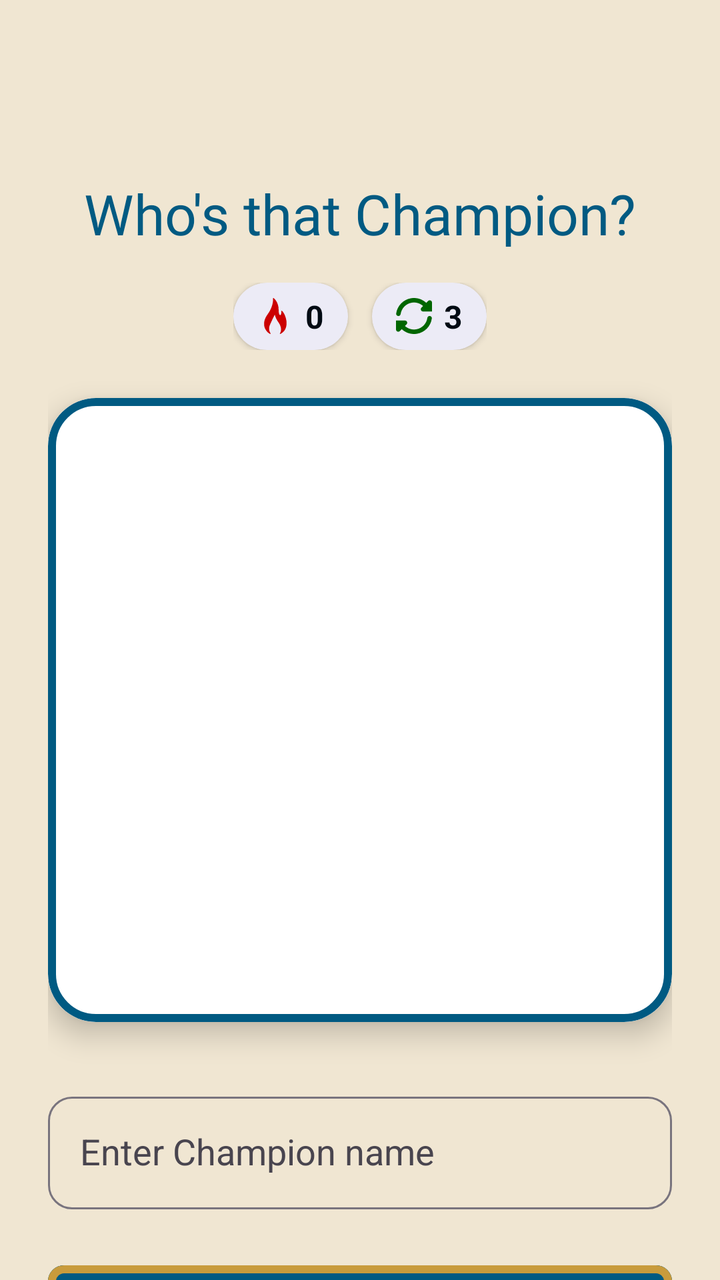
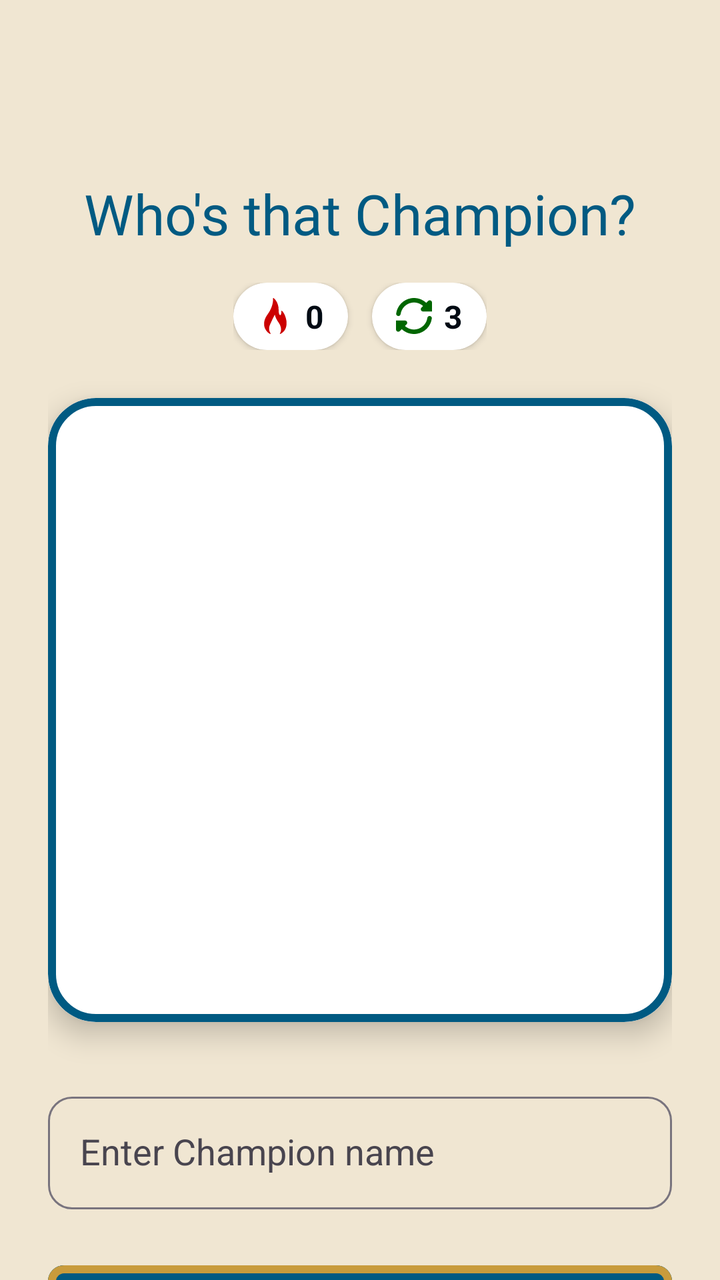

The first picture is an Android layout as it rendered before a commit; the second is the same layout after the commit. The layout source and the unified diff follow.
<!-- AndroidManifest.xml: application theme Theme.WhosThat -->
<!-- res/layout/activity_leagueoflegends.xml -->
<?xml version="1.0" encoding="utf-8"?>
<androidx.coordinatorlayout.widget.CoordinatorLayout xmlns:android="http://schemas.android.com/apk/res/android"
    xmlns:app="http://schemas.android.com/apk/res-auto"
    xmlns:tools="http://schemas.android.com/tools"
    android:layout_width="match_parent"
    android:layout_height="match_parent"
    tools:context=".league.LeagueOfLegendsPage">

    <com.google.android.material.appbar.AppBarLayout
        android:layout_width="match_parent"
        android:layout_height="wrap_content"
        app:elevation="0dp"
        android:background="@android:color/transparent">

        <androidx.appcompat.widget.Toolbar
            android:id="@+id/toolbar"
            android:layout_width="match_parent"
            android:layout_height="?attr/actionBarSize"
            app:titleTextColor="@color/blue"
            app:popupTheme="@style/Theme.WhosThat.PopupOverlay" />

    </com.google.android.material.appbar.AppBarLayout>

    <FrameLayout
        android:layout_width="match_parent"
        android:layout_height="match_parent"
        app:layout_behavior="@string/appbar_scrolling_view_behavior">

        <ProgressBar
            android:id="@+id/loading_indicator"
            android:layout_width="wrap_content"
            android:layout_height="wrap_content"
            android:layout_gravity="center" />

        <androidx.core.widget.NestedScrollView
            android:id="@+id/content_container"
            android:layout_width="match_parent"
            android:layout_height="match_parent"
            android:fillViewport="true">

            <androidx.constraintlayout.widget.ConstraintLayout
                android:layout_width="match_parent"
                android:layout_height="wrap_content"
                android:padding="24dp">

                <TextView
                    android:id="@+id/title_champion"
                    android:layout_width="wrap_content"
                    android:layout_height="wrap_content"
                    android:text="@string/whos_that_champion"
                    android:textSize="28sp"
                    android:fontFamily="@font/premier_league"
                    android:textColor="@color/blue"
                    app:layout_constraintTop_toTopOf="parent"
                    app:layout_constraintStart_toStartOf="parent"
                    app:layout_constraintEnd_toEndOf="parent" />

                <LinearLayout
                    android:id="@+id/stats_container"
                    android:layout_width="wrap_content"
                    android:layout_height="wrap_content"
                    android:orientation="horizontal"
                    android:layout_marginTop="16dp"
                    app:layout_constraintTop_toBottomOf="@id/title_champion"
                    app:layout_constraintStart_toStartOf="parent"
                    app:layout_constraintEnd_toEndOf="parent">

                    <com.google.android.material.card.MaterialCardView
                        android:layout_width="wrap_content"
                        android:layout_height="wrap_content"
                        android:layout_marginEnd="12dp"
                        app:cardCornerRadius="20dp"
                        app:cardElevation="2dp"
                        app:strokeWidth="0dp">

                        <LinearLayout
                            android:layout_width="wrap_content"
                            android:layout_height="wrap_content"
                            android:orientation="horizontal"
                            android:gravity="center_vertical"
                            android:paddingHorizontal="12dp"
                            android:paddingVertical="6dp">

                            <ImageView
                                android:layout_width="18dp"
                                android:layout_height="18dp"
                                android:layout_marginEnd="6dp"
                                app:srcCompat="@drawable/streak_flame" />

                            <TextView
                                android:id="@+id/streak_counter"
                                android:layout_width="wrap_content"
                                android:layout_height="wrap_content"
                                android:text="@string/zero"
                                android:textSize="16sp"
                                android:textStyle="bold"
                                android:textColor="@color/black" />
                        </LinearLayout>
                    </com.google.android.material.card.MaterialCardView>

                    <com.google.android.material.card.MaterialCardView
                        android:layout_width="wrap_content"
                        android:layout_height="wrap_content"
                        app:cardCornerRadius="20dp"
                        app:cardElevation="2dp"
                        app:strokeWidth="0dp">

                        <LinearLayout
                            android:layout_width="wrap_content"
                            android:layout_height="wrap_content"
                            android:orientation="horizontal"
                            android:gravity="center_vertical"
                            android:paddingHorizontal="12dp"
                            android:paddingVertical="6dp">

                            <ImageView
                                android:layout_width="18dp"
                                android:layout_height="18dp"
                                android:layout_marginEnd="6dp"
                                app:srcCompat="@drawable/retry_icon" />

                            <TextView
                                android:id="@+id/attempts_left"
                                android:layout_width="wrap_content"
                                android:layout_height="wrap_content"
                                android:text="@string/three"
                                android:textSize="16sp"
                                android:textStyle="bold"
                                android:textColor="@color/black" />
                        </LinearLayout>
                    </com.google.android.material.card.MaterialCardView>
                </LinearLayout>

                <com.google.android.material.card.MaterialCardView
                    android:id="@+id/image_card"
                    android:layout_width="0dp"
                    android:layout_height="0dp"
                    android:layout_marginTop="24dp"
                    app:cardCornerRadius="24dp"
                    app:cardElevation="8dp"
                    app:strokeWidth="4dp"
                    app:strokeColor="@color/blue"
                    app:layout_constraintTop_toBottomOf="@id/stats_container"
                    app:layout_constraintStart_toStartOf="parent"
                    app:layout_constraintEnd_toEndOf="parent"
                    app:layout_constraintDimensionRatio="1:1"
                    app:layout_constraintWidth_max="320dp">

                    <ImageView
                        android:id="@+id/image_champion"
                        android:layout_width="match_parent"
                        android:layout_height="match_parent"
                        android:scaleType="centerCrop"
                        android:background="@color/white" />
                </com.google.android.material.card.MaterialCardView>

                <com.google.android.material.textfield.TextInputLayout
                    android:id="@+id/input_layout_champion"
                    android:layout_width="0dp"
                    android:layout_height="wrap_content"
                    android:layout_marginTop="32dp"
                    android:hint="@string/enter_champion_name"
                    app:boxCornerRadiusTopStart="12dp"
                    app:boxCornerRadiusTopEnd="12dp"
                    app:boxCornerRadiusBottomStart="12dp"
                    app:boxCornerRadiusBottomEnd="12dp"
                    app:layout_constraintTop_toBottomOf="@id/image_card"
                    app:layout_constraintStart_toStartOf="parent"
                    app:layout_constraintEnd_toEndOf="parent"
                    app:layout_constraintWidth_max="400dp">

                    <AutoCompleteTextView
                        android:id="@+id/input_champion"
                        android:layout_width="match_parent"
                        android:layout_height="wrap_content"
                        android:inputType="text"
                        android:maxLines="1"
                        android:padding="16dp" />
                </com.google.android.material.textfield.TextInputLayout>

                <Button
                    android:id="@+id/button_confirm_champion"
                    android:layout_width="0dp"
                    android:layout_height="wrap_content"
                    android:text="@string/confirm"
                    android:layout_marginTop="24dp"
                    android:padding="12dp"
                    android:fontFamily="@font/premier_league"
                    android:backgroundTint="@color/blue"
                    android:textColor="@color/beige"
                    app:layout_constraintTop_toBottomOf="@id/input_layout_champion"
                    app:layout_constraintStart_toStartOf="@id/input_layout_champion"
                    app:layout_constraintEnd_toEndOf="@id/input_layout_champion" />

            </androidx.constraintlayout.widget.ConstraintLayout>
        </androidx.core.widget.NestedScrollView>
    </FrameLayout>
</androidx.coordinatorlayout.widget.CoordinatorLayout>
<!-- resources referenced by this layout -->
<resources>
  <color name="beige">#FFF0E6D2</color>
  <color name="black">#FF010A13</color>
  <color name="blue">#FF005A82</color>
  <color name="white">#FFFFFFFF</color>
  <!-- drawable streak_flame (drawable) -->
  <?xml version="1.0" encoding="utf-8"?>
  <vector xmlns:android="http://schemas.android.com/apk/res/android"
      android:width="24dp"
      android:height="24dp"
      android:viewportWidth="611.999"
      android:viewportHeight="611.999">
      <path
          android:fillColor="#CC0000"
          android:pathData="M216.02,611.195c5.978,3.178 12.284,-3.704 8.624,-9.4c-19.866,-30.919 -38.678,-82.947 -8.706,-149.952c49.982,-111.737 80.396,-169.609 80.396,-169.609s16.177,67.536 60.029,127.585c42.205,57.793 65.306,130.478 28.064,191.029c-3.495,5.683 2.668,12.388 8.607,9.349c46.1,-23.582 97.806,-70.885 103.64,-165.017c2.151,-28.764 -1.075,-69.034 -17.206,-119.851c-20.741,-64.406 -46.239,-94.459 -60.992,-107.365c-4.413,-3.861 -11.276,-0.439 -10.914,5.413c4.299,69.494 -21.845,87.129 -36.726,47.386c-5.943,-15.874 -9.409,-43.33 -9.409,-76.766c0,-55.665 -16.15,-112.967 -51.755,-159.531c-9.259,-12.109 -20.093,-23.424 -32.523,-33.073c-4.5,-3.494 -11.023,0.018 -10.611,5.7c2.734,37.736 0.257,145.885 -94.624,275.089c-86.029,119.851 -52.693,211.896 -40.864,236.826C153.666,566.767 185.212,594.814 216.02,611.195z"/>
  </vector>
  <string name="confirm">Confirm</string>
  <string name="enter_champion_name">Enter Champion name</string>
  <string name="three">3</string>
  <string name="whos_that_champion">Who\'s that Champion?</string>
  <string name="zero">0</string>
  <style name="Theme.WhosThat.PopupOverlay" parent="ThemeOverlay.AppCompat.Light" />
  <style name="Theme.WhosThat" parent="Base.Theme.WhosThat" />
  <style name="Base.Theme.WhosThat" parent="Theme.Material3.DayNight.NoActionBar">
          <item name="android:windowBackground">@color/beige</item>
          <item name="materialButtonStyle">@style/CustomButtonStyle</item>
          <item name="colorPrimary">@color/blue</item>
          <item name="colorPrimaryDark">@color/black</item>
          <item name="colorAccent">@color/gray</item>
          <item name="colorPrimaryVariant">@color/gold</item>
          <item name="colorSecondary">@color/beige</item>
          <item name="android:textColorPrimary">@color/black</item>
          <item name="android:textColorSecondary">@color/black</item>
          <item name="android:textColor">@color/black</item>
          <item name="android:statusBarColor">@color/black</item>
      </style>
  <style name="CustomButtonStyle" parent="Widget.Material3.Button">
  
          <item name="cornerRadius">8dp</item>
          <item name="android:fontFamily">@font/premier_league</item>
          <item name="android:textSize">32sp</item>
          <item name="android:letterSpacing">0.1</item>
          <item name="android:lineSpacingMultiplier">1.2</item>
          <item name="backgroundTint">@color/blue</item>
          <item name="android:textColor">@color/beige</item>
          <item name="rippleColor">@color/gold</item>
          <item name="strokeColor">@color/gold</item>
          <item name="strokeWidth">4dp</item>
          <item name="android:textAllCaps">true</item>
          <item name="android:paddingTop">20dp</item>
          <item name="android:paddingBottom">20dp</item>
      </style>
  <color name="gray">#FF1E2328</color>
  <color name="gold">#FFC89B3C</color>
  <!-- unchanged entries left out for length: 1 -->
</resources>

<!-- the commit's change to res/layout/activity_leagueoflegends.xml (unified diff, before → after) -->
@@ -71,7 +71,8 @@
                         android:layout_marginEnd="12dp"
                         app:cardCornerRadius="20dp"
                         app:cardElevation="2dp"
-                        app:strokeWidth="0dp">
+                        app:strokeWidth="0dp"
+                        app:cardBackgroundColor="@color/white">
 
                         <LinearLayout
                             android:layout_width="wrap_content"
@@ -103,7 +104,8 @@
                         android:layout_height="wrap_content"
                         app:cardCornerRadius="20dp"
                         app:cardElevation="2dp"
-                        app:strokeWidth="0dp">
+                        app:strokeWidth="0dp"
+                        app:cardBackgroundColor="@color/white">
 
                         <LinearLayout
                             android:layout_width="wrap_content"
@@ -174,6 +176,7 @@
                         android:layout_width="match_parent"
                         android:layout_height="wrap_content"
                         android:inputType="text"
+                        android:imeOptions="actionDone|flagNoExtractUi"
                         android:maxLines="1"
                         android:padding="16dp" />
                 </com.google.android.material.textfield.TextInputLayout>
